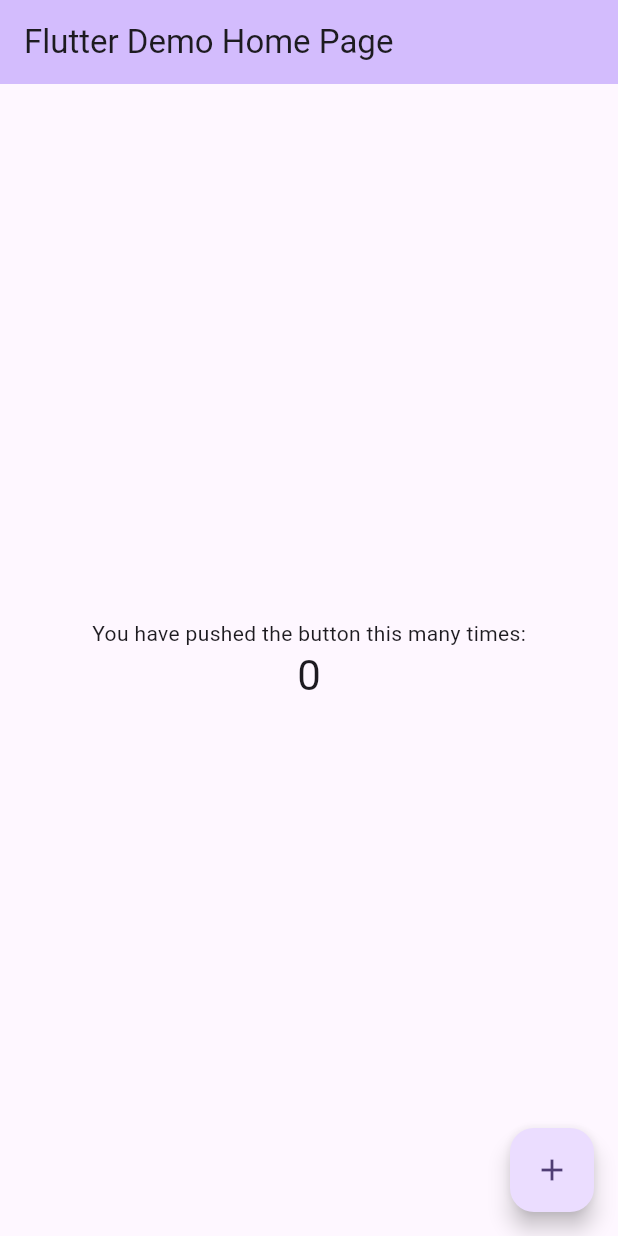
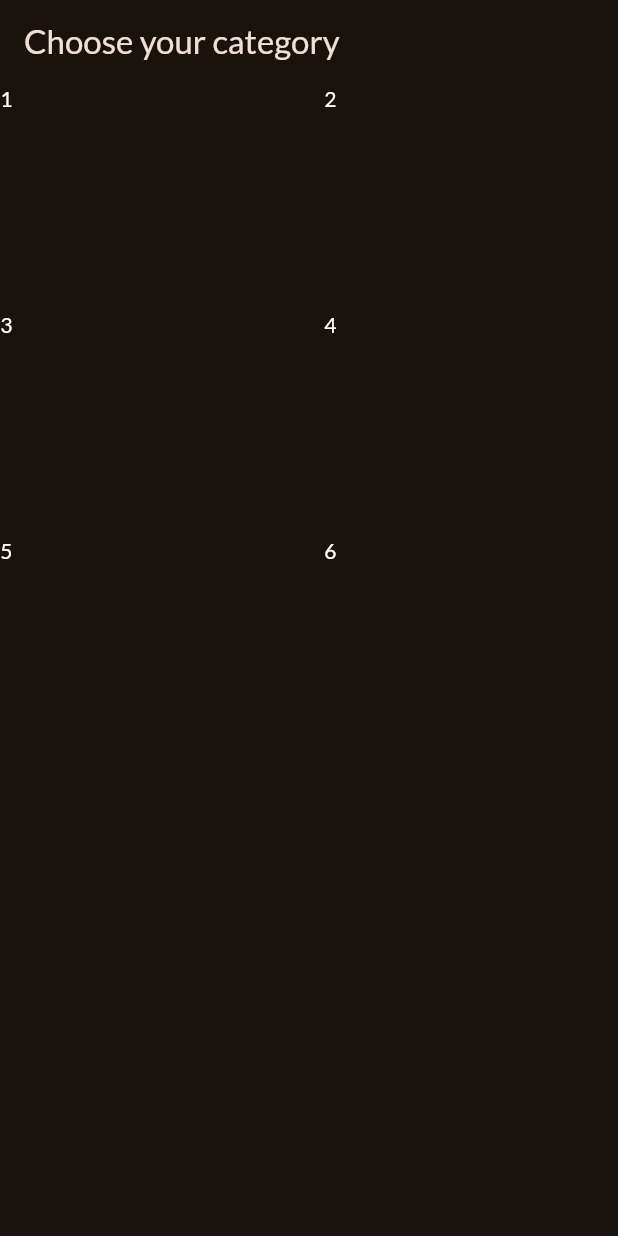
Before and after one commit to khayyam-ahmed/meals, a Flutter app: the screen it shows after launch, on a phone screen of 412 x 824 dp. Run offline on Flutter 3.47's test engine with Material 2 defaults, Android fonts, the phone set to English and light mode, and no system bars; our stand-ins replace google_fonts.

Commit message:
Added Category_Screen skeleton

```diff
--- a/lib/main.dart
+++ b/lib/main.dart
@@ -1,125 +1,28 @@
 import 'package:flutter/material.dart';
 
-void main() {
-  runApp(const MyApp());
-}
+import 'package:google_fonts/google_fonts.dart';
 
-class MyApp extends StatelessWidget {
-  const MyApp({super.key});
+import 'screens/categories.dart';
 
-  // This widget is the root of your application.
+final theme = ThemeData(
+  useMaterial3: true,
+  colorScheme: ColorScheme.fromSeed(
+    brightness: Brightness.dark,
+    seedColor: const Color.fromARGB(255, 131, 57, 0),
+  ),
+  textTheme: GoogleFonts.latoTextTheme(),
+);
+
+void main() => runApp(const App());
+
+class App extends StatelessWidget {
+  const App({super.key});
+
   @override
   Widget build(BuildContext context) {
     return MaterialApp(
-      title: 'Flutter Demo',
-      theme: ThemeData(
-        // This is the theme of your application.
-        //
-        // TRY THIS: Try running your application with "flutter run". You'll see
-        // the application has a blue toolbar. Then, without quitting the app,
-        // try changing the seedColor in the colorScheme below to Colors.green
-        // and then invoke "hot reload" (save your changes or press the "hot
-        // reload" button in a Flutter-supported IDE, or press "r" if you used
-        // the command line to start the app).
-        //
-        // Notice that the counter didn't reset back to zero; the application
-        // state is not lost during the reload. To reset the state, use hot
-        // restart instead.
-        //
-        // This works for code too, not just values: Most code changes can be
-        // tested with just a hot reload.
-        colorScheme: ColorScheme.fromSeed(seedColor: Colors.deepPurple),
-        useMaterial3: true,
-      ),
-      home: const MyHomePage(title: 'Flutter Demo Home Page'),
+      theme: theme,
+      home: const CategoriesScreen(),
     );
   }
 }
-
-class MyHomePage extends StatefulWidget {
-  const MyHomePage({super.key, required this.title});
-
-  // This widget is the home page of your application. It is stateful, meaning
-  // that it has a State object (defined below) that contains fields that affect
-  // how it looks.
-
-  // This class is the configuration for the state. It holds the values (in this
-  // case the title) provided by the parent (in this case the App widget) and
-  // used by the build method of the State. Fields in a Widget subclass are
-  // always marked "final".
-
-  final String title;
-
-  @override
-  State<MyHomePage> createState() => _MyHomePageState();
-}
-
-class _MyHomePageState extends State<MyHomePage> {
-  int _counter = 0;
-
-  void _incrementCounter() {
-    setState(() {
-      // This call to setState tells the Flutter framework that something has
-      // changed in this State, which causes it to rerun the build method below
-      // so that the display can reflect the updated values. If we changed
-      // _counter without calling setState(), then the build method would not be
-      // called again, and so nothing would appear to happen.
-      _counter++;
-    });
-  }
-
-  @override
-  Widget build(BuildContext context) {
-    // This method is rerun every time setState is called, for instance as done
-    // by the _incrementCounter method above.
-    //
-    // The Flutter framework has been optimized to make rerunning build methods
-    // fast, so that you can just rebuild anything that needs updating rather
-    // than having to individually change instances of widgets.
-    return Scaffold(
-      appBar: AppBar(
-        // TRY THIS: Try changing the color here to a specific color (to
-        // Colors.amber, perhaps?) and trigger a hot reload to see the AppBar
-        // change color while the other colors stay the same.
-        backgroundColor: Theme.of(context).colorScheme.inversePrimary,
-        // Here we take the value from the MyHomePage object that was created by
-        // the App.build method, and use it to set our appbar title.
-        title: Text(widget.title),
-      ),
-      body: Center(
-        // Center is a layout widget. It takes a single child and positions it
-        // in the middle of the parent.
-        child: Column(
-          // Column is also a layout widget. It takes a list of children and
-          // arranges them vertically. By default, it sizes itself to fit its
-          // children horizontally, and tries to be as tall as its parent.
-          //
-          // Column has various properties to control how it sizes itself and
-          // how it positions its children. Here we use mainAxisAlignment to
-          // center the children vertically; the main axis here is the vertical
-          // axis because Columns are vertical (the cross axis would be
-          // horizontal).
-          //
-          // TRY THIS: Invoke "debug painting" (choose the "Toggle Debug Paint"
-          // action in the IDE, or press "p" in the console), to see the
-          // wireframe for each widget.
-          mainAxisAlignment: MainAxisAlignment.center,
-          children: <Widget>[
-            const Text(
-              'You have pushed the button this many times:',
-            ),
-            Text(
-              '$_counter',
-              style: Theme.of(context).textTheme.headlineMedium,
-            ),
-          ],
-        ),
-      ),
-      floatingActionButton: FloatingActionButton(
-        onPressed: _incrementCounter,
-        tooltip: 'Increment',
-        child: const Icon(Icons.add),
-      ), // This trailing comma makes auto-formatting nicer for build methods.
-    );
-  }
-}
--- /dev/null
+++ b/lib/models/category.dart
@@ -0,0 +1,12 @@
+import "package:flutter/material.dart";
+
+class Category {
+  const Category({
+    required this.id,
+    required this.title,
+    required this.color,
+  });
+  final String id;
+  final String title;
+  final Color color;
+}
--- /dev/null
+++ b/lib/screens/categories.dart
@@ -0,0 +1,30 @@
+import 'package:flutter/material.dart';
+
+class CategoriesScreen extends StatelessWidget {
+  const CategoriesScreen({super.key});
+
+  @override
+  Widget build(BuildContext context) {
+    return Scaffold(
+      appBar: AppBar(
+        title: const Text('Choose your category'),
+      ),
+      body: GridView(
+        gridDelegate: const SliverGridDelegateWithFixedCrossAxisCount(
+          crossAxisCount: 2,
+          childAspectRatio: 3 / 2,
+          crossAxisSpacing: 20,
+          mainAxisSpacing: 20,
+        ),
+        children: const [
+          Text('1', style: TextStyle(color: Colors.white)),
+          Text('2', style: TextStyle(color: Colors.white)),
+          Text('3', style: TextStyle(color: Colors.white)),
+          Text('4', style: TextStyle(color: Colors.white)),
+          Text('5', style: TextStyle(color: Colors.white)),
+          Text('6', style: TextStyle(color: Colors.white)),
+        ],
+      ),
+    );
+  }
+}
--- /dev/null
+++ b/lib/widgets/category_grid_item.dart
@@ -0,0 +1,11 @@
+import 'package:flutter/material.dart';
+import 'package:meals/models/category.dart';
+
+class CategoryGridItem extends StatelessWidget {
+  const CategoryGridItem({super.key, required this.category});
+  final Category category;
+  @override
+  Widget build(BuildContext context) {
+    return const Placeholder();
+  }
+}
--- a/pubspec.yaml
+++ b/pubspec.yaml
@@ -35,6 +35,7 @@ dependencies:
   # The following adds the Cupertino Icons font to your application.
   # Use with the CupertinoIcons class for iOS style icons.
   cupertino_icons: ^1.0.2
+  google_fonts: ^5.1.0
 
 dev_dependencies:
   flutter_test:
```
Also changed, not shown: lib/data/dummy_data.dart (added, +56 -0 lines), pubspec.lock, 2 other files.
